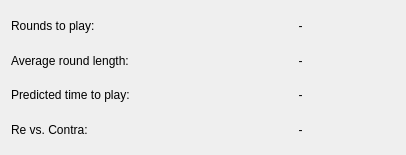
Old version of the form src/ui/game/gamestatswidget.ui in the repository lbproductions/psnewmodel.
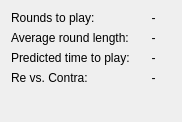
New version of the form. Custom widgets are drawn as their Qt base class.

Commit message: Improved GameStats by allowing weighted average times and added a predicted end time.

Patch:
```diff
--- a/src/ui/game/gamestatswidget.ui
+++ b/src/ui/game/gamestatswidget.ui
@@ -6,38 +6,14 @@
    <rect>
     <x>0</x>
     <y>0</y>
-    <width>406</width>
-    <height>155</height>
+    <width>182</width>
+    <height>122</height>
    </rect>
   </property>
   <property name="windowTitle">
    <string>Form</string>
   </property>
-  <layout class="QGridLayout" name="gridLayout">
-   <item row="3" column="0">
-    <widget class="QLabel" name="label_2">
-     <property name="text">
-      <string>Re vs. Contra:</string>
-     </property>
-    </widget>
-   </item>
-   <item row="0" column="1">
-    <widget class="QLabel" name="labelRoundsToPlay">
-     <property name="text">
-      <string>-</string>
-     </property>
-     <property name="alignment">
-      <set>Qt::AlignCenter</set>
-     </property>
-    </widget>
-   </item>
-   <item row="2" column="0">
-    <widget class="QLabel" name="label_3">
-     <property name="text">
-      <string>Predicted time to play:</string>
-     </property>
-    </widget>
-   </item>
+  <layout class="QFormLayout" name="formLayout">
    <item row="0" column="0">
     <widget class="QLabel" name="label">
      <property name="text">
@@ -45,25 +21,31 @@
      </property>
     </widget>
    </item>
+   <item row="0" column="1">
+    <widget class="QLabel" name="labelRoundsToPlay">
+     <property name="text">
+      <string>-</string>
+     </property>
+     <property name="alignment">
+      <set>Qt::AlignCenter</set>
+     </property>
+    </widget>
+   </item>
    <item row="1" column="0">
-    <widget class="QLabel" name="label_4">
+    <widget class="ClickableLabel" name="labelAverageRoundLabel">
+     <property name="cursor">
+      <cursorShape>PointingHandCursor</cursorShape>
+     </property>
      <property name="text">
       <string>Average round length:</string>
      </property>
     </widget>
    </item>
-   <item row="2" column="1">
-    <widget class="QLabel" name="labelTimeToPlay">
-     <property name="text">
-      <string>-</string>
-     </property>
-     <property name="alignment">
-      <set>Qt::AlignCenter</set>
-     </property>
-    </widget>
-   </item>
    <item row="1" column="1">
-    <widget class="QLabel" name="labelAverageRound">
+    <widget class="ClickableLabel" name="labelAverageRound">
+     <property name="cursor">
+      <cursorShape>PointingHandCursor</cursorShape>
+     </property>
      <property name="text">
       <string>-</string>
      </property>
@@ -72,6 +54,39 @@
      </property>
     </widget>
    </item>
+   <item row="2" column="0">
+    <widget class="ClickableLabel" name="labelPredictedTimeLabel">
+     <property name="cursor">
+      <cursorShape>PointingHandCursor</cursorShape>
+     </property>
+     <property name="toolTip">
+      <string>Click to show predicted end time</string>
+     </property>
+     <property name="text">
+      <string>Predicted time to play:</string>
+     </property>
+    </widget>
+   </item>
+   <item row="2" column="1">
+    <widget class="ClickableLabel" name="labelTimeToPlay">
+     <property name="cursor">
+      <cursorShape>PointingHandCursor</cursorShape>
+     </property>
+     <property name="text">
+      <string>-</string>
+     </property>
+     <property name="alignment">
+      <set>Qt::AlignCenter</set>
+     </property>
+    </widget>
+   </item>
+   <item row="3" column="0">
+    <widget class="QLabel" name="label_2">
+     <property name="text">
+      <string>Re vs. Contra:</string>
+     </property>
+    </widget>
+   </item>
    <item row="3" column="1">
     <widget class="QLabel" name="labelReContra">
      <property name="text">
@@ -87,6 +102,13 @@
    </item>
   </layout>
  </widget>
+ <customwidgets>
+  <customwidget>
+   <class>ClickableLabel</class>
+   <extends>QLabel</extends>
+   <header location="global">ui/widgets/clickablelabel.h</header>
+  </customwidget>
+ </customwidgets>
  <resources/>
  <connections/>
 </ui>
```
Left out of the diff: 4 changed lines with no effect on the pictures. The commit also changes 7 other files.
